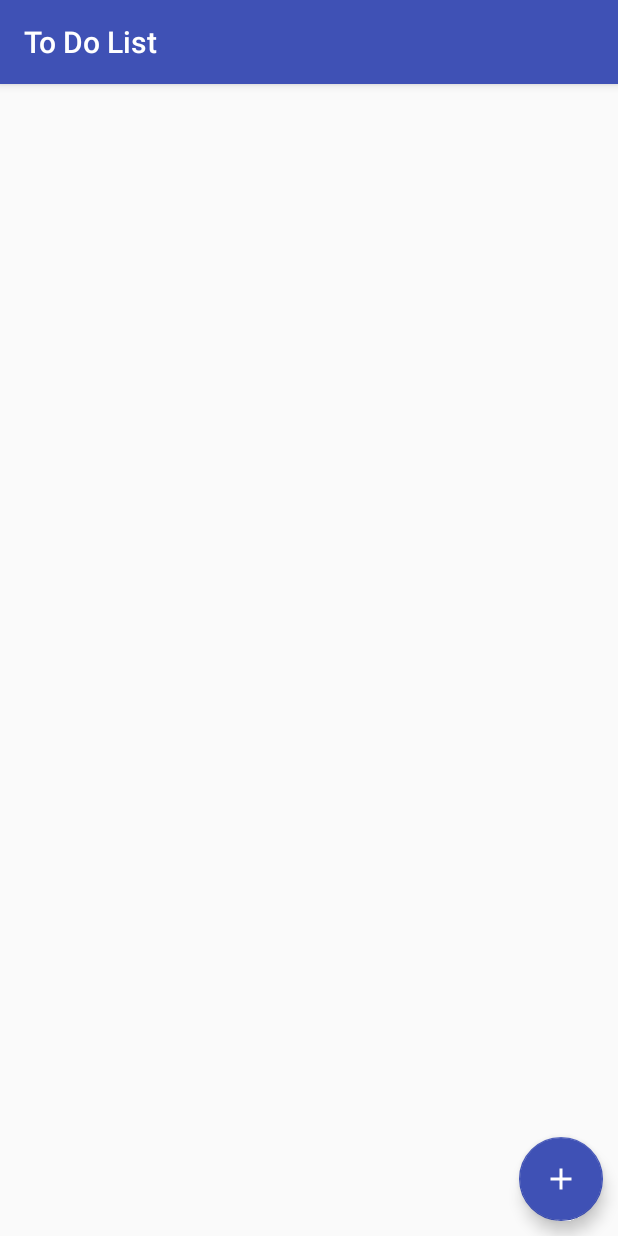
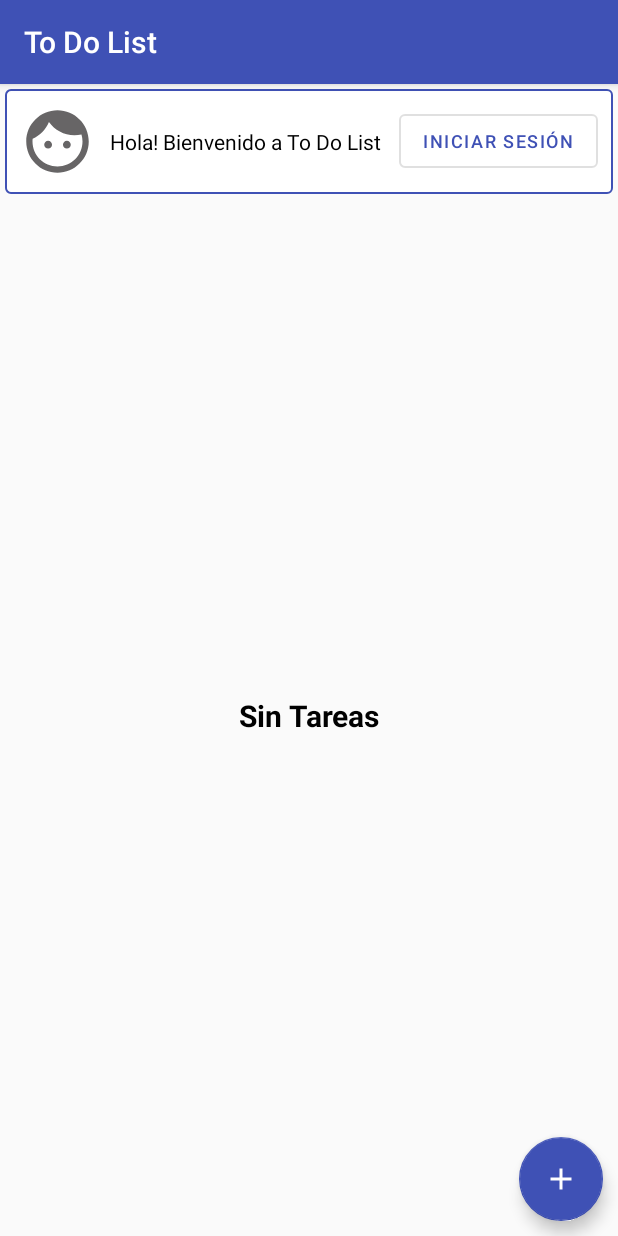
Before and after one commit to carlosesteven/To_Do_List, an Android app: the screen it shows after launch (ListaTareas), on a phone screen of 412 x 824 dp. Run offline under Robolectric (Android 15) with nearby library versions, the phone set to English and light mode, and no system bars; our stand-ins replace Picasso, Room's generated code, RxJava.

Commit message:
LOGIN CON GOOGLE INCLUIDO

```diff
--- a/app/src/main/java/csc/app/todolist/interfaz/activity/ListaTareas.java
+++ b/app/src/main/java/csc/app/todolist/interfaz/activity/ListaTareas.java
@@ -1,15 +1,21 @@
 package csc.app.todolist.interfaz.activity;
 
 import android.content.Intent;
+import android.content.SharedPreferences;
 import android.os.Bundle;
+import android.preference.PreferenceManager;
 import android.util.Log;
 import android.view.View;
+import android.widget.ImageView;
+import android.widget.TextView;
 
 import androidx.appcompat.app.AppCompatActivity;
 import androidx.recyclerview.widget.LinearLayoutManager;
 import androidx.recyclerview.widget.RecyclerView;
 
+import com.google.android.material.button.MaterialButton;
 import com.google.android.material.floatingactionbutton.FloatingActionButton;
+import com.squareup.picasso.Picasso;
 
 import java.util.List;
 
@@ -27,19 +33,30 @@ public class ListaTareas extends AppCompatActivity {
     private CompositeDisposable compositeDisposable = new CompositeDisposable();
     private RecyclerView RvTareas;
 
+    private ImageView user_foto;
+    private TextView user_nombre;
+    private MaterialButton user_btn;
+
     @Override
     protected void onCreate(Bundle savedInstanceState) {
         super.onCreate(savedInstanceState);
         setContentView(R.layout.activity_main);
 
+        TextView no_tareas = findViewById( R.id.error_no_tareas );
+        user_foto = findViewById( R.id.user_foto );
+        user_nombre = findViewById( R.id.user_nombre );
+        user_btn = findViewById( R.id.user_btn );
+        user_btn.setOnClickListener(
+                view -> startActivity( new Intent( getBaseContext(), Autenticacion.class ) )
+        );
+
         RvTareas = findViewById( R.id.listaTareas );
-        FloatingActionButton btnAgregar = findViewById( R.id.btnAgregar);
-
-        btnAgregar.setOnClickListener(view -> startActivity( new Intent(getBaseContext(), AgregarTarea.class) ));
-
         RvTareas.setLayoutManager( new LinearLayoutManager( this ) );
         RvTareas.setHasFixedSize(true);
         RvTareas.setFocusable( false );
+
+        FloatingActionButton btnAgregar = findViewById( R.id.btnAgregar);
+        btnAgregar.setOnClickListener(view -> startActivity( new Intent(getBaseContext(), AgregarTarea.class) ));
 
         VM_tareas viewModel = new VM_tareas( getApplication() );
         Disposable disposable = viewModel
@@ -51,9 +68,11 @@ public class ListaTareas extends AppCompatActivity {
                             Log.d("csc_debug", "Cantidad Tareas -> " + lista.size());
                             if ( lista.size() > 0 ) {
                                 RvTareas.setVisibility(View.VISIBLE);
+                                no_tareas.setVisibility( View.GONE );
                                 RV_tareas(lista);
                             }else {
                                 RvTareas.setVisibility(View.INVISIBLE);
+                                no_tareas.setVisibility( View.VISIBLE );
                             }
                         }, e -> {
                             if ( e != null && e.getMessage() != null )
@@ -63,6 +82,26 @@ public class ListaTareas extends AppCompatActivity {
                         }
                 );
         compositeDisposable.add(disposable);
+
+    }
+
+    private void validarAutenticacion()
+    {
+        SharedPreferences sharedPrefs = PreferenceManager.getDefaultSharedPreferences(this);
+
+        String userNombre = sharedPrefs.getString("user_nombre", null);
+        String userFoto = sharedPrefs.getString("user_foto", null);
+
+        if ( userNombre != null && userFoto != null )
+        {
+            userNombre = "Hola " + userNombre + "!";
+            user_nombre.setText( userNombre );
+            Picasso.get().load(userFoto).into(user_foto);
+            user_btn.setVisibility( View.GONE );
+            Log.d("csc-debug", userFoto);
+        }else{
+            user_btn.setVisibility( View.VISIBLE );
+        }
     }
 
     private void RV_tareas(List<Tarea> lista)
@@ -83,4 +122,10 @@ public class ListaTareas extends AppCompatActivity {
         super.onDestroy();
         compositeDisposable.dispose();
     }
+
+    @Override
+    protected void onResume() {
+        super.onResume();
+        validarAutenticacion();
+    }
 }
--- /dev/null
+++ b/app/src/main/res/drawable/ic_user.xml
@@ -0,0 +1,5 @@
+<vector android:height="24dp" android:tint="#676566"
+    android:viewportHeight="24.0" android:viewportWidth="24.0"
+    android:width="24dp" xmlns:android="http://schemas.android.com/apk/res/android">
+    <path android:fillColor="#FF000000" android:pathData="M9,11.75c-0.69,0 -1.25,0.56 -1.25,1.25s0.56,1.25 1.25,1.25 1.25,-0.56 1.25,-1.25 -0.56,-1.25 -1.25,-1.25zM15,11.75c-0.69,0 -1.25,0.56 -1.25,1.25s0.56,1.25 1.25,1.25 1.25,-0.56 1.25,-1.25 -0.56,-1.25 -1.25,-1.25zM12,2C6.48,2 2,6.48 2,12s4.48,10 10,10 10,-4.48 10,-10S17.52,2 12,2zM12,20c-4.41,0 -8,-3.59 -8,-8 0,-0.29 0.02,-0.58 0.05,-0.86 2.36,-1.05 4.23,-2.98 5.21,-5.37C11.07,8.33 14.05,10 17.42,10c0.78,0 1.53,-0.09 2.25,-0.26 0.21,0.71 0.33,1.47 0.33,2.26 0,4.41 -3.59,8 -8,8z"/>
+</vector>
--- a/app/src/main/res/layout/activity_main.xml
+++ b/app/src/main/res/layout/activity_main.xml
@@ -4,12 +4,83 @@
     xmlns:tools="http://schemas.android.com/tools"
     android:layout_width="match_parent"
     android:layout_height="match_parent"
-    tools:context=".interfaz.activity.ListaTareas">
+    tools:context=".interfaz.activity.ListaTareas"
+    tools:ignore="ContentDescription"
+    >
+
+    <LinearLayout
+        android:id="@+id/contenedor_autenticacion_user"
+        android:layout_width="match_parent"
+        android:layout_height="wrap_content"
+
+        android:orientation="horizontal"
+        android:gravity="center_vertical"
+
+        android:padding="10dp"
+
+        app:layout_constraintTop_toTopOf="parent"
+        app:layout_constraintLeft_toLeftOf="parent"
+        app:layout_constraintRight_toRightOf="parent"
+
+        android:background="@drawable/style_item"
+        android:layout_margin="3dp"
+        >
+        <ImageView
+            android:id="@+id/user_foto"
+            android:layout_width="50dp"
+            android:layout_height="50dp"
+            android:src="@drawable/ic_user"
+            />
+        <TextView
+            android:id="@+id/user_nombre"
+            android:layout_width="wrap_content"
+            android:layout_height="wrap_content"
+
+            android:layout_marginStart="10dp"
+            android:text="@string/txt_no_auth"
+            />
+
+        <View
+            android:layout_width="0dp"
+            android:layout_height="0dp"
+            android:layout_weight="1" />
+
+        <com.google.android.material.button.MaterialButton
+            android:id="@+id/user_btn"
+            android:layout_width="wrap_content"
+            android:layout_height="wrap_content"
+            style="@style/Widget.MaterialComponents.Button.OutlinedButton"
+
+            android:textSize="12sp"
+            android:text="@string/btn_iniciar_sesion"
+            />
+    </LinearLayout>
+
+
+    <TextView
+        android:id="@+id/error_no_tareas"
+        android:layout_width="wrap_content"
+        android:layout_height="wrap_content"
+        android:text="@string/alert_no_tareas"
+
+        android:textSize="20sp"
+        android:textStyle="bold"
+
+        app:layout_constraintTop_toBottomOf="@+id/contenedor_autenticacion_user"
+        app:layout_constraintRight_toRightOf="parent"
+        app:layout_constraintLeft_toLeftOf="parent"
+        app:layout_constraintBottom_toBottomOf="parent"
+        />
 
     <androidx.recyclerview.widget.RecyclerView
         android:id="@+id/listaTareas"
         android:layout_width="match_parent"
-        android:layout_height="match_parent"
+        android:layout_height="0dp"
+
+        app:layout_constraintTop_toBottomOf="@+id/contenedor_autenticacion_user"
+        app:layout_constraintRight_toRightOf="parent"
+        app:layout_constraintLeft_toLeftOf="parent"
+        app:layout_constraintBottom_toBottomOf="parent"
         />
 
     <com.google.android.material.floatingactionbutton.FloatingActionButton
--- a/app/src/main/res/values/strings.xml
+++ b/app/src/main/res/values/strings.xml
@@ -7,4 +7,13 @@
     <string name="mostrar_tarea">Mostrar Tarea</string>
     <string name="menu_borrar">Borrar</string>
     <string name="menu_editar">Editar</string>
+
+
+    <!--
+    <string name="default_web_client_id">AIzaSyA8Z6pFA4GXfziJMTZH2reZ_1mSZ_Zv5Fo</string>
+    -->
+    <string name="btn_iniciar_sesion">Iniciar Sesión</string>
+    <string name="txt_no_auth">Hola! Bienvenido a To Do List</string>
+    <string name="alert_no_tareas">Sin Tareas</string>
+
 </resources>
--- a/app/src/main/res/values/styles.xml
+++ b/app/src/main/res/values/styles.xml
@@ -12,4 +12,16 @@
 
     </style>
 
+    <style name="AppTheme.Transparent">
+        <item name="android:windowIsTranslucent">true</item>
+        <item name="android:windowBackground">@android:color/white</item>
+        <item name="android:windowContentOverlay">@null</item>
+        <item name="android:windowNoTitle">true</item>
+        <item name="android:windowIsFloating">true</item>
+        <item name="android:backgroundDimEnabled">true</item>
+
+        <item name="windowActionBar">false</item>
+        <item name="windowNoTitle">true</item>
+    </style>
+
 </resources>
```
Also changed, not shown: app/build.gradle (+8 -2 lines), app/src/main/AndroidManifest.xml (+10 -6 lines), app/src/main/java/csc/app/todolist/interfaz/activity/Autenticacion.java (added, +137 -0 lines), app/src/main/res/layout/autenticacion.xml (added, +38 -0 lines), build.gradle (+2 -7 lines).
